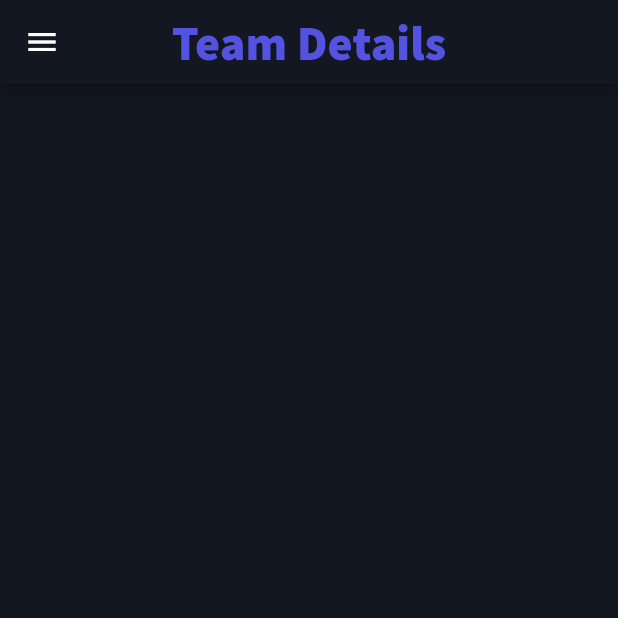
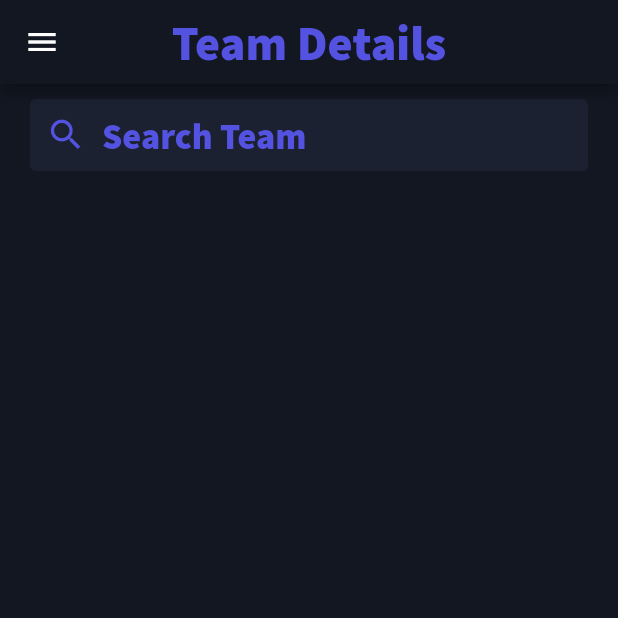
Before and after one commit to Sufilevy/HamosadScoutingApp2, a Flutter app: the screen it shows after launch, on a phone screen of 412 x 824 dp, the top half of it. Run offline on Flutter 3.47's test engine with Material 2 defaults, Android fonts, the phone set to English and light mode, and no system bars; our stand-ins replace flutter_typeahead.

Commit message:
TeamSelector done.

```diff
--- /dev/null
+++ b/lib/components/team_selector.dart
@@ -0,0 +1,122 @@
+import "package:flutter/material.dart";
+import "package:flutter_typeahead/flutter_typeahead.dart";
+import 'package:hamosad_scouting_app_2/constants.dart';
+
+import '../models/team.dart';
+
+class TeamsSelector extends StatelessWidget {
+  const TeamsSelector({super.key,
+    required this.teams,
+    required this.onChange,
+    required this.inputController,
+  });
+
+  final List<Team> teams;
+  final void Function(Team) onChange;
+  final TextEditingController inputController;
+  @override
+  Widget build(final BuildContext context) {
+    return TypeAheadFormField<Team>(
+      suggestionsBoxDecoration: SuggestionsBoxDecoration(
+        borderRadius: BorderRadius.circular(Consts.defultBorderRadiusSize),
+        color: Consts.sectionDefultColor
+      ),
+      validator: (final String? value) {
+        if (value == "") {
+          return "Please pick a team";
+        }
+        return null;
+      },
+      textFieldConfiguration: TextFieldConfiguration(
+        onSubmitted: (final String number) {
+          try {
+            final Team team = teams.firstWhere(
+              (final Team team) => team.number.toString() == number,
+            );
+            onChange(team);
+            inputController.text = "${team.number} ${team.name}";
+          } on StateError catch (_) {
+            //ignored
+          }
+        },
+        onTap: inputController.clear,
+        controller: inputController,
+        style: const TextStyle(
+          color: Consts.secondaryDisplayColor,
+          fontSize: 24
+        ),
+        keyboardType: TextInputType.number,
+        decoration: InputDecoration(
+          border: OutlineInputBorder(
+            borderRadius: BorderRadius.circular(Consts.defultBorderRadiusSize),
+          ),
+          contentPadding: EdgeInsets.zero,
+          enabledBorder: const OutlineInputBorder(
+            borderSide: BorderSide(color: Colors.transparent, width: 0.0)
+          ),
+          focusedBorder: const OutlineInputBorder(
+            borderSide: BorderSide(color: Colors.transparent, width: 0.0)
+          ),
+          filled: true,
+          fillColor: Consts.sectionDefultColor,
+          focusColor: Consts.secondaryDisplayColor,
+          prefixIcon: const Icon(
+            Icons.search,
+            color: Consts.secondaryDisplayColor,
+            size: 27,
+          ),
+          hintText: "Search Team",
+          hintStyle: const TextStyle(
+            color: Consts.secondaryDisplayColor,
+            fontSize: 24
+          )
+        ),
+      ),
+      suggestionsCallback: (final String pattern) => teams.where(
+        (final Team element) {
+          return ('${element.number.toString()} ${element.name.toLowerCase()}').contains(pattern.toLowerCase());
+        },
+      ).toList()
+        ..sort(
+          (final Team a, Team b) =>
+              a.number.compareTo(b.number),
+        ),
+      itemBuilder: (final BuildContext context, final Team suggestion) =>
+          ListTile(title: Text(
+            "${suggestion.number} ${suggestion.name}",
+            style: const TextStyle(color: Consts.secondaryDisplayColor),
+          )),
+      transitionBuilder: (
+        final BuildContext context,
+        final Widget suggestionsBox,
+        final AnimationController? controller,
+      ) {
+        return FadeTransition(
+          child: suggestionsBox,
+          opacity: CurvedAnimation(
+            parent: controller!,
+            curve: Curves.fastOutSlowIn,
+          ),
+        );
+      },
+      noItemsFoundBuilder: (final BuildContext context) => Container(
+        height: 60,
+        child: const Center(
+          child: Text(
+            "No Teams Found",
+            style: TextStyle(fontSize: 16),
+            textAlign: TextAlign.start,
+          ),
+        ),
+      ),
+      onSuggestionSelected: (final Team suggestion) {
+        inputController.text = "${suggestion.number} ${suggestion.name}";
+        onChange(
+          teams[teams.indexWhere(
+            (final Team team) => team.number == suggestion.number,
+          )],
+        );
+      },
+    );
+  }
+}
--- a/lib/constants.dart
+++ b/lib/constants.dart
@@ -5,5 +5,6 @@ class Consts {
   static const Color backgroundColor = Color.fromARGB(255, 19, 23, 34);
   static const Color primaryDisplayColor = Color.fromARGB(255, 88, 218, 164);
   static const Color secondaryDisplayColor = Color.fromARGB(255, 84, 82, 224);
+  static const Color sectionDefultColor = Color.fromARGB(255, 27, 33, 48);
   static const double defultBorderRadiusSize = 6;
 }
--- /dev/null
+++ b/lib/models/team.dart
@@ -0,0 +1,10 @@
+
+class Team {
+  const Team({
+    required this.number,
+    required this.name
+  });
+
+  final int number;
+  final String name;
+}
--- a/lib/pages/team_details_page.dart
+++ b/lib/pages/team_details_page.dart
@@ -1,5 +1,7 @@
 
 import 'package:flutter/material.dart';
+import 'package:hamosad_scouting_app_2/components/team_selector.dart';
+import 'package:hamosad_scouting_app_2/models/team.dart';
 
 import '../components/app_page.dart';
 
@@ -11,11 +13,24 @@ class TeamDetailsPage extends StatefulWidget {
 }
 
 class _TeamDetailsPageState extends State<TeamDetailsPage> {
+  TextEditingController teamSelectionCntroller = TextEditingController();
+
   @override
   Widget build(BuildContext context) {
     return AppPage(
       appBar: AppBar(title: const Text('Team Details')),
-      body: Container(),
+      body: Padding(
+        padding: const EdgeInsets.only(top: 10, bottom: 10, left: 20, right: 20),
+        child: Column(
+          children: [
+            TeamsSelector(
+              teams: [Team(number: 6740, name: 'Glue Gun & Glitter'), Team(number: 3071, name: 'HaMosad')],
+              onChange: (Team team){},
+              inputController: teamSelectionCntroller
+            )
+          ],
+        ),
+      ),
     );
   }
 }
--- a/pubspec.yaml
+++ b/pubspec.yaml
@@ -37,6 +37,7 @@ dependencies:
   # Use with the CupertinoIcons class for iOS style icons.
   cupertino_icons: ^1.0.2
   google_fonts: ^3.0.1
+  flutter_typeahead: ^4.1.1
 
 
 
```
Also changed, not shown: lib/components/rounded_section.dart (added, +24 -0 lines), pubspec.lock.
